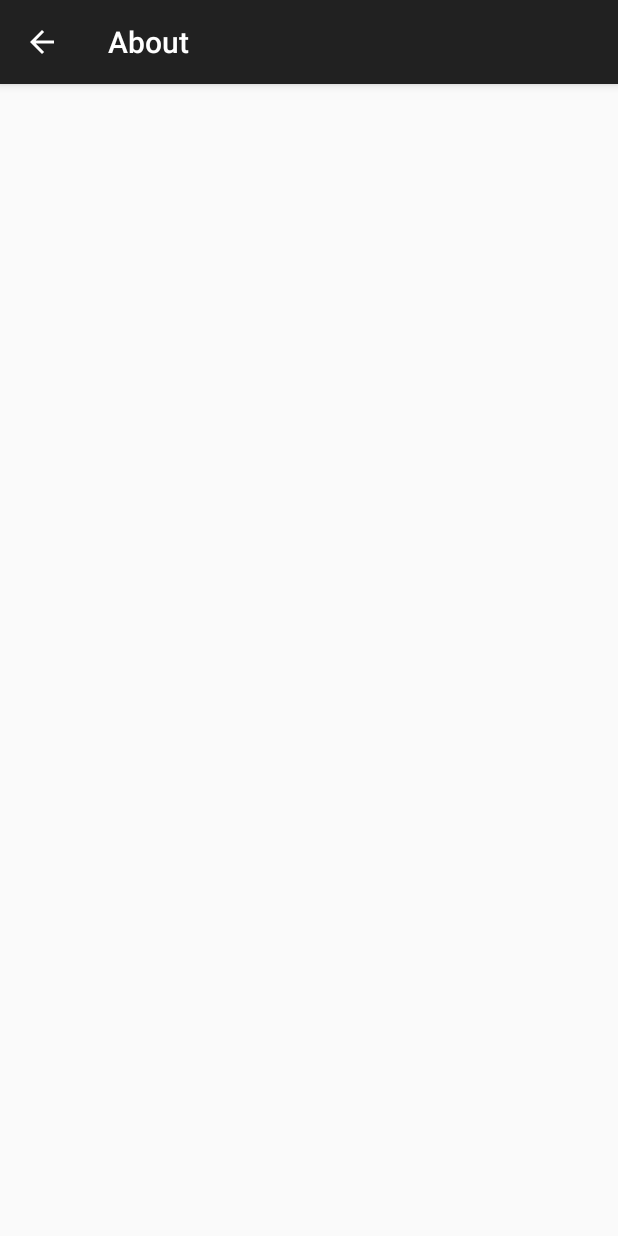
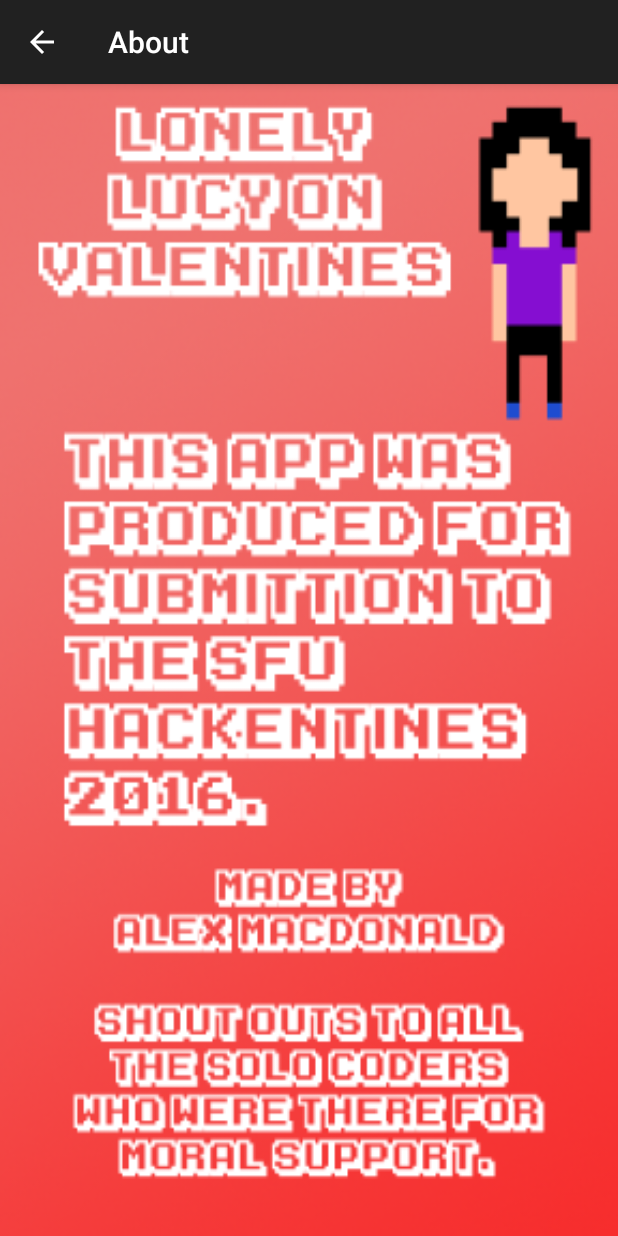
Before and after one commit to aptmac/Hackentines2016, an Android app: the About screen opened directly, with no data from a screen before it, on a phone screen of 412 x 824 dp. Run offline under Robolectric (Android 15) with nearby library versions, the light colour scheme and no system bars.

Commit message:
Added the About Page Functionality & Background

```diff
--- a/app/src/main/res/layout/activity_about.xml
+++ b/app/src/main/res/layout/activity_about.xml
@@ -1,12 +1,9 @@
 <?xml version="1.0" encoding="utf-8"?>
 <RelativeLayout xmlns:android="http://schemas.android.com/apk/res/android"
     xmlns:tools="http://schemas.android.com/tools"
-    android:layout_width="match_parent"
-    android:layout_height="match_parent"
-    android:paddingBottom="@dimen/activity_vertical_margin"
-    android:paddingLeft="@dimen/activity_horizontal_margin"
-    android:paddingRight="@dimen/activity_horizontal_margin"
-    android:paddingTop="@dimen/activity_vertical_margin"
-    tools:context="com.example.norifurikake.hackenties2016.About">
+    android:layout_width="fill_parent"
+    android:layout_height="fill_parent"
+    tools:context="com.example.norifurikake.hackenties2016.About"
+    android:background="@mipmap/about">
 
 </RelativeLayout>
```
Also changed, not shown: app/src/main/res/mipmap-xxxhdpi/about.png (added).
